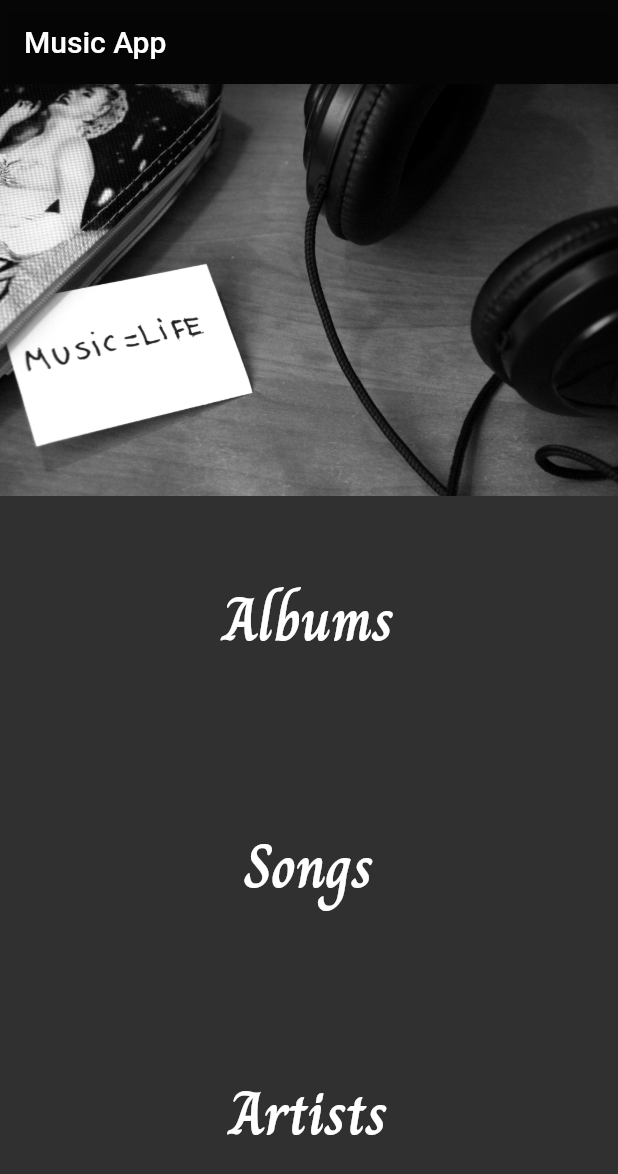
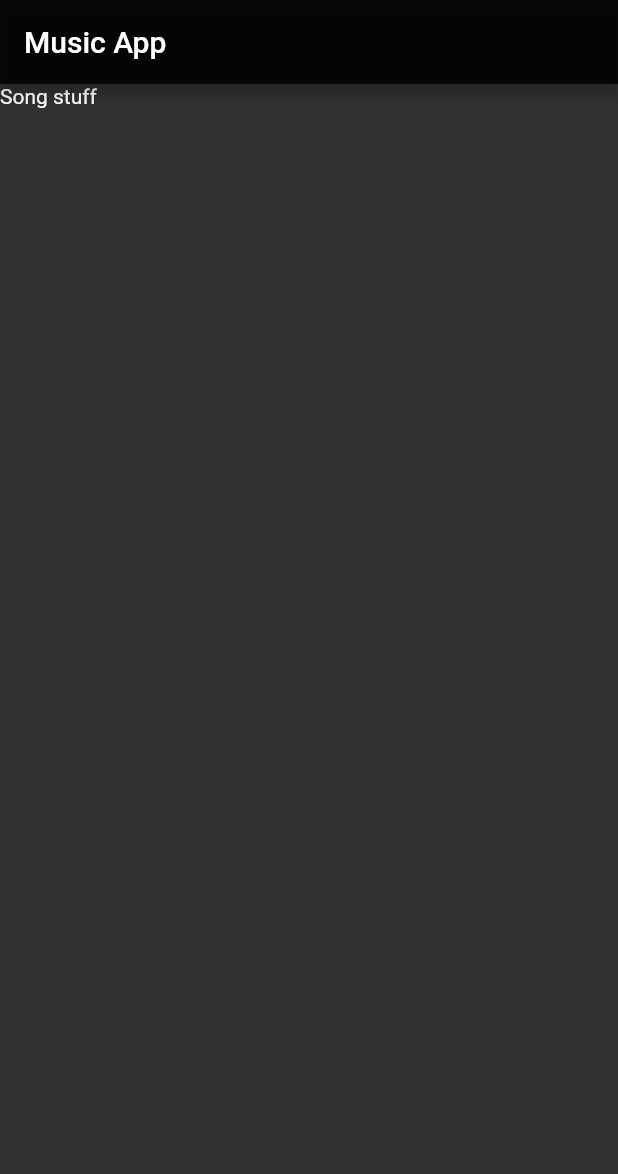
Before and after one commit to tijojose27/flutter_music_app, a Flutter app: the screen it shows after launch, after a tap on "Songs", on a phone screen of 412 x 824 dp. Shown: the top 1174 px of the screen. Run offline on Flutter 3.47's test engine with Material 2 defaults, Android fonts, the phone set to English and light mode, and no system bars.

```diff
--- a/lib/album_screen.dart
+++ b/lib/album_screen.dart
@@ -0,0 +1,17 @@
+import 'package:flutter/material.dart';
+
+class AlbumScreen extends StatelessWidget {
+  @override
+  Widget build(BuildContext context) {
+    return MaterialApp(
+        title: 'Music UI App',
+        theme: ThemeData(brightness: Brightness.dark),
+        home: Scaffold(
+          appBar: AppBar(
+            title: Text("Music App"),
+            backgroundColor: Colors.black87,
+          ),
+          body: Text("Album stuff"),
+        ));
+  }
+}
--- a/lib/artist_screen.dart
+++ b/lib/artist_screen.dart
@@ -0,0 +1,17 @@
+import 'package:flutter/material.dart';
+
+class ArtistScreen extends StatelessWidget {
+  @override
+  Widget build(BuildContext context) {
+    return MaterialApp(
+        title: 'Music UI App',
+        theme: ThemeData(brightness: Brightness.dark),
+        home: Scaffold(
+          appBar: AppBar(
+            title: Text("Music App"),
+            backgroundColor: Colors.black87,
+          ),
+          body: Text("Artist stuff"),
+        ));
+  }
+}
--- a/lib/main.dart
+++ b/lib/main.dart
@@ -1,4 +1,7 @@
 import 'package:flutter/material.dart';
+import 'album_screen.dart';
+import 'artist_screen.dart';
+import 'songs_screen.dart';
 
 void main() => runApp(MyApp());
 
@@ -9,7 +12,14 @@ class MyApp extends StatelessWidget {
     return MaterialApp(
         title: 'Music UI App',
         theme: ThemeData(brightness: Brightness.dark),
-      home: Scaffold(
+        home: HomeScreen());
+  }
+}
+
+class HomeScreen extends StatelessWidget {
+  @override
+  Widget build(BuildContext context) {
+    return Scaffold(
         appBar: AppBar(
           title: Text("Music App"),
           backgroundColor: Colors.black87,
@@ -20,33 +30,63 @@ class MyApp extends StatelessWidget {
             Image.asset('images/background.jpg'),
             Expanded(
               child: ConstrainedBox(
-                    constraints: const BoxConstraints(
-                        minWidth: double.infinity),
+                  constraints: const BoxConstraints(minWidth: double.infinity),
                   child: FlatButton(
-                      child: Text("Albums", style: TextStyle(fontFamily: 'Charm', fontWeight: FontWeight.bold, fontSize:40.0),),
-                      onPressed: () {},
+                    child: Text(
+                      "Albums",
+                      style: TextStyle(
+                          fontFamily: 'Charm',
+                          fontWeight: FontWeight.bold,
+                          fontSize: 40.0),
+                    ),
+                    onPressed: () {
+                      Navigator.push(context,
+                          MaterialPageRoute(builder: (context) {
+                        return AlbumScreen();
+                      }));
+                    },
                   )),
             ),
             Expanded(
               child: ConstrainedBox(
-                    constraints: const BoxConstraints(
-                        minWidth: double.infinity),
+                  constraints: const BoxConstraints(minWidth: double.infinity),
                   child: FlatButton(
-                      child: Text("Songs", style: TextStyle(fontFamily: 'Charm', fontWeight: FontWeight.bold, fontSize:40.0),),
-                      onPressed: () {},
+                    child: Text(
+                      "Songs",
+                      style: TextStyle(
+                          fontFamily: 'Charm',
+                          fontWeight: FontWeight.bold,
+                          fontSize: 40.0),
+                    ),
+                    onPressed: () {
+                      Navigator.push(context,
+                        MaterialPageRoute(builder: (context){
+                          return SongsScreen();
+                        })
+                      );
+                    },
                   )),
             ),
             Expanded(
               child: ConstrainedBox(
-                    constraints: const BoxConstraints(
-                        minWidth: double.infinity),
+                  constraints: const BoxConstraints(minWidth: double.infinity),
                   child: FlatButton(
-                      child: Text("Artists", style: TextStyle(fontFamily: 'Charm', fontWeight: FontWeight.bold, fontSize:40.0),),
-                      onPressed: () {},
+                    child: Text(
+                      "Artists",
+                      style: TextStyle(
+                          fontFamily: 'Charm',
+                          fontWeight: FontWeight.bold,
+                          fontSize: 40.0),
+                    ),
+                    onPressed: () {
+                      Navigator.push(context, MaterialPageRoute(builder: (context){
+                        return ArtistScreen();
+                      }));
+                    },
                   )),
             )
           ],
-          )),
-    );
+        ));
   }
+
 }
--- a/lib/songs_screen.dart
+++ b/lib/songs_screen.dart
@@ -0,0 +1,17 @@
+import 'package:flutter/material.dart';
+
+class SongsScreen extends StatelessWidget {
+  @override
+  Widget build(BuildContext context) {
+    return MaterialApp(
+        title: 'Music UI App',
+        theme: ThemeData(brightness: Brightness.dark),
+        home: Scaffold(
+          appBar: AppBar(
+            title: Text("Music App"),
+            backgroundColor: Colors.black87,
+          ),
+          body: Text("Song stuff"),
+        ));
+  }
+}
```
Lines whose indentation alone changed are shown as unchanged.
